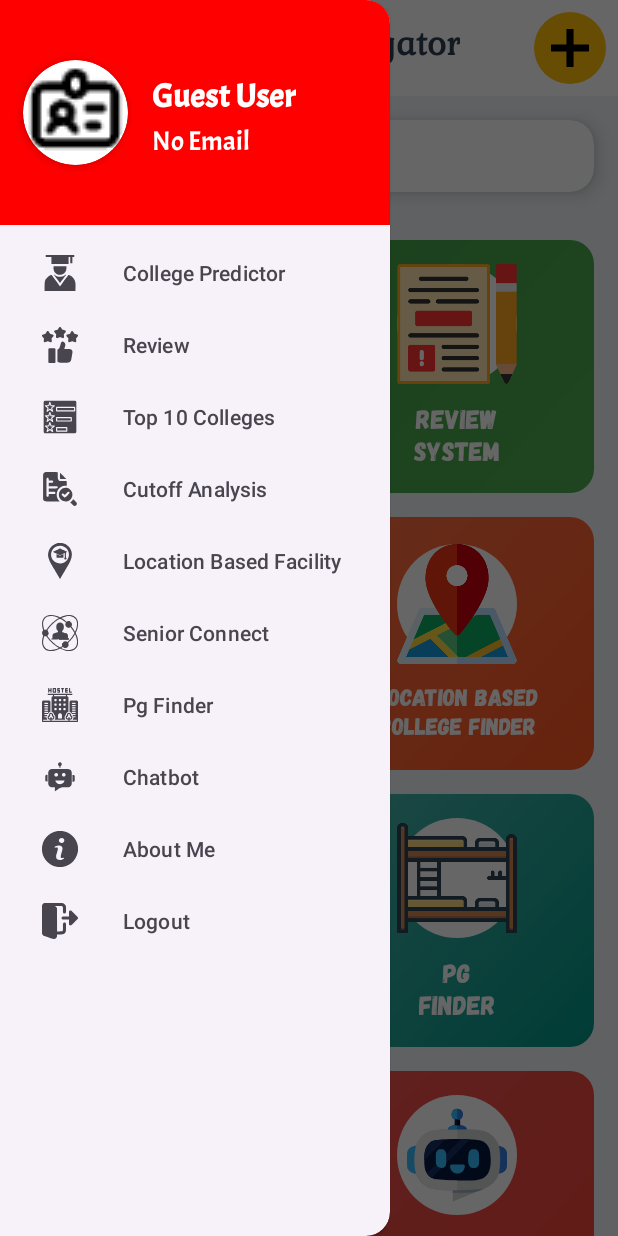
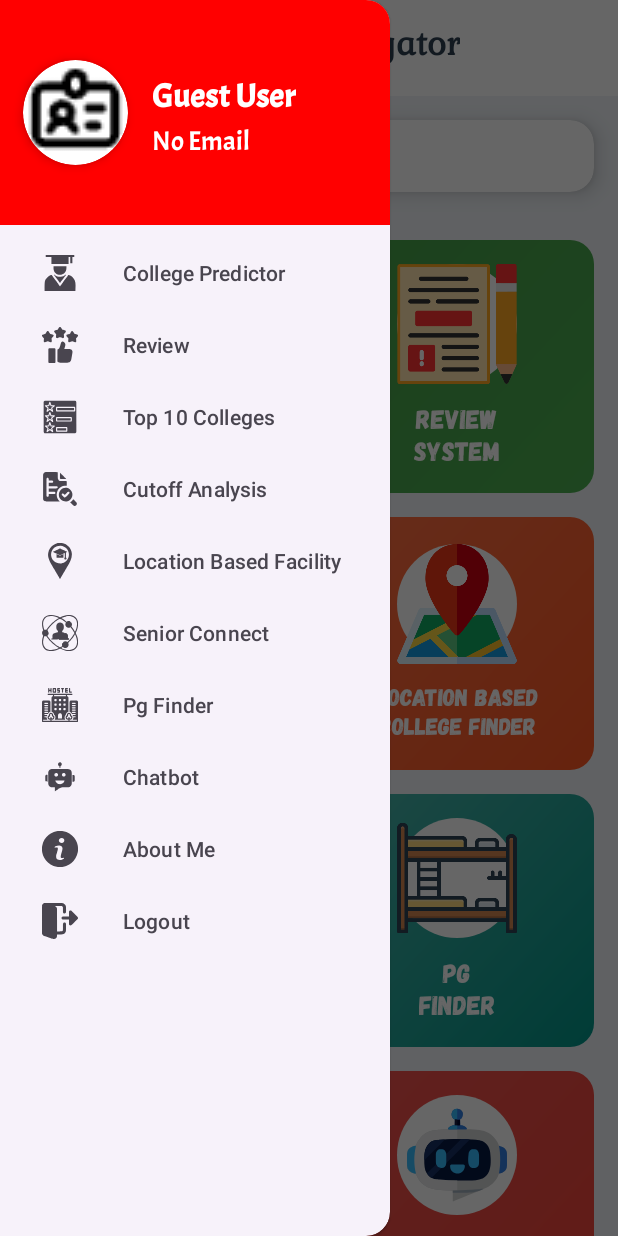
Before and after one commit to selfmusing94/College-Navigator, an Android app: the App_Dashboard screen opened directly, with no data from a screen before it, with the side drawer open, on a phone screen of 412 x 824 dp. Run offline under Robolectric (Android 15) with nearby library versions, the phone set to English and light mode, and no system bars; our stand-ins replace Firebase (no records; nobody signed in at launch, a user with empty details on screens opened directly); pictures from the network do not load.

Commit message:
Removed yellow plus button from dashboard

```diff
--- a/app/src/main/res/layout/dashboard_content.xml
+++ b/app/src/main/res/layout/dashboard_content.xml
@@ -40,23 +40,15 @@
                         android:id="@+id/dashappname2"
                         android:layout_width="wrap_content"
                         android:layout_height="wrap_content"
+                        android:layout_centerVertical="true"
                         android:layout_centerInParent="true"
+                        android:fontFamily="@font/gabriela_regular"
                         android:text="College Navigator"
                         android:textColor="#2C3E50"
-                        android:textStyle="bold"
                         android:textSize="22sp"
-                        android:fontFamily="@font/gabriela_regular"/>
+                        android:textStyle="bold" />
 
-                    <ImageButton
-                        android:id="@+id/dashplusbutton1"
-                        android:layout_width="48dp"
-                        android:layout_height="48dp"
-                        android:layout_alignParentEnd="true"
-                        android:layout_centerVertical="true"
-                        android:background="@drawable/circular_accent_background"
-                        android:src="@drawable/plus_vector"
-                        android:padding="12dp"
-                        android:layout_marginEnd="8dp"/>
+
                 </RelativeLayout>
             </androidx.appcompat.widget.Toolbar>
 
```
